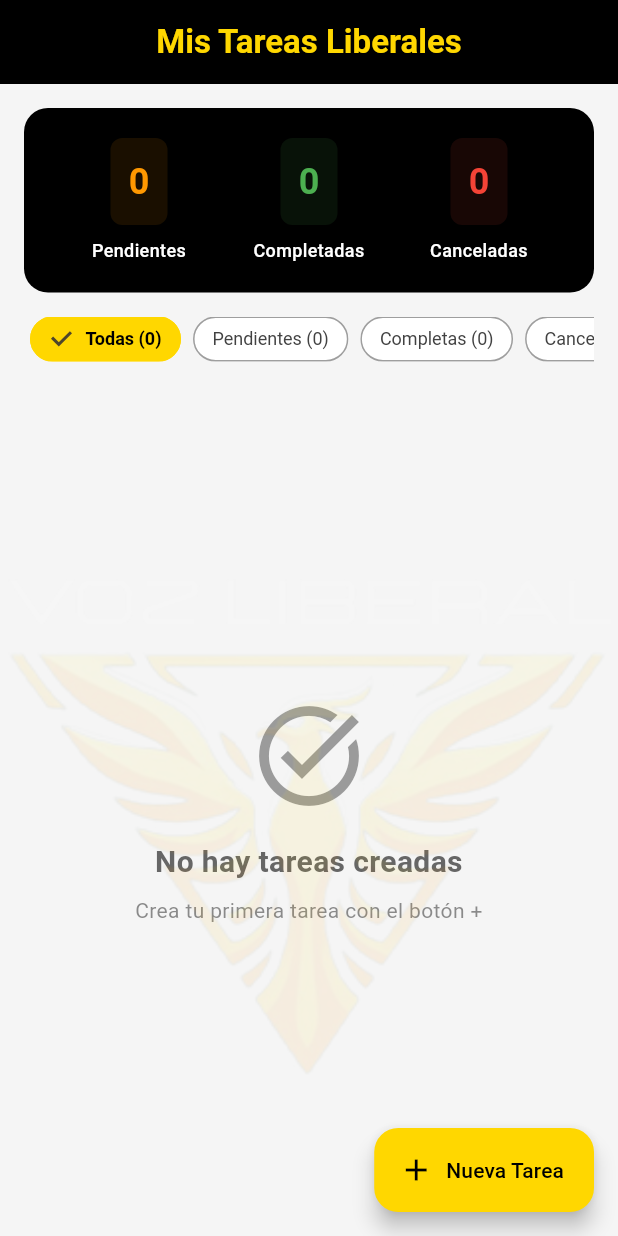
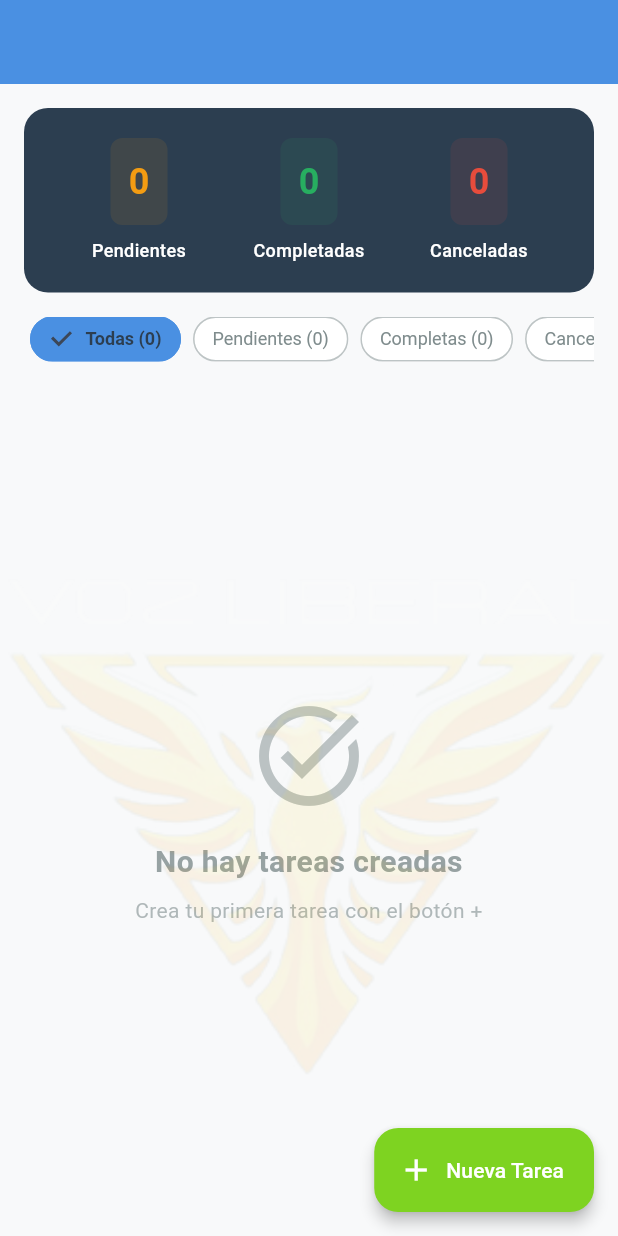
Before and after one commit to rolandocesar-prog-dev/to-do-app, a Flutter app: the screen it shows after launch, on a phone screen of 412 x 824 dp. Run offline on Flutter 3.47's test engine with Material 3 defaults, Android fonts, the phone set to English and light mode, and no system bars; our stand-ins replace shared_preferences.

Commit message:
feat: refactor color palette to modern and friendly design
- Replace yellow/gold color scheme with soft blue palette
- Update AppColors with new friendly color definitions:
  * Primary: Soft blue (#4A90E2) - Professional and trustworthy
  * Secondary: Light blue (#87CEEB) - Relaxing
  * Accent: Mint green (#7ED321) - Fresh and positive
  * Surface: Warm white (#FAFAFA) - Less harsh than pure white
  * Background: Very light gray (#F8F9FA) - Soft background
  * Text: Soft dark gray (#2C3E50) - More friendly than pure black

- Fix deprecated methods:
  * Replace withOpacity() with withAlpha() in watermark_widget.dart
  * Remove deprecated background property from ColorScheme.fromSeed
  * Update FloatingActionButtonThemeData with proper shape
  * Add scaffoldBackgroundColor for proper background handling

- Update all UI components to use new color palette:
  * home_screen.dart - Background and text colors
  * task_card.dart - Text and secondary colors
  * task_filter_chips.dart - Selection and border colors
  * add_task_screen.dart - Text and button colors

- Improve accessibility and visual comfort
- Follow Material 3 design guidelines
- Maintain consistent color scheme across the app

```diff
--- a/lib/screens/add_task_screen.dart
+++ b/lib/screens/add_task_screen.dart
@@ -66,7 +66,7 @@ class _AddTaskScreenState extends State<AddTaskScreen> {
                           style: TextStyle(
                             fontSize: 18,
                             fontWeight: FontWeight.bold,
-                            color: AppColors.dark,
+                            color: AppColors.textPrimary,
                           ),
                         ),
                         const SizedBox(height: 16),
@@ -122,7 +122,7 @@ class _AddTaskScreenState extends State<AddTaskScreen> {
                   onPressed: _saveTask,
                   style: ElevatedButton.styleFrom(
                     backgroundColor: AppColors.primary,
-                    foregroundColor: AppColors.dark,
+                    foregroundColor: AppColors.textPrimary,
                     padding: const EdgeInsets.symmetric(vertical: 16),
                     shape: RoundedRectangleBorder(
                       borderRadius: BorderRadius.circular(8),
--- a/lib/screens/home_screen.dart
+++ b/lib/screens/home_screen.dart
@@ -20,10 +20,10 @@ class HomeScreen extends StatelessWidget {
       alignment: Alignment.bottomCenter,
       rotated: false,
       child: Scaffold(
-        backgroundColor: AppColors.lightGrey,
+        backgroundColor: AppColors.background,
         appBar: AppBar(
           title: const Text(
-            'Mis Tareas Liberales',
+            'Mis Tareas',
             style: TextStyle(
               fontWeight: FontWeight.bold,
               color: AppColors.primary,
@@ -37,7 +37,7 @@ class HomeScreen extends StatelessWidget {
               margin: const EdgeInsets.all(16),
               padding: const EdgeInsets.all(20),
               decoration: BoxDecoration(
-                color: AppColors.dark,
+                color: AppColors.textPrimary,
                 borderRadius: BorderRadius.circular(16),
               ),
               child: Consumer<TaskProvider>(
@@ -154,7 +154,7 @@ class HomeScreen extends StatelessWidget {
             Icon(
               taskProvider.isShowingAll ? Icons.task_alt : Icons.filter_alt,
               size: 80,
-              color: AppColors.darkGrey.withValues(alpha: 0.5),
+              color: AppColors.textSecondary.withAlpha(128),
             ),
             const SizedBox(height: 16),
             Text(
@@ -162,7 +162,7 @@ class HomeScreen extends StatelessWidget {
               style: TextStyle(
                 fontSize: 20,
                 fontWeight: FontWeight.bold,
-                color: AppColors.darkGrey.withValues(alpha: 0.8),
+                color: AppColors.textSecondary.withAlpha(204),
               ),
               textAlign: TextAlign.center,
             ),
@@ -171,7 +171,7 @@ class HomeScreen extends StatelessWidget {
               emptySubtitle,
               style: TextStyle(
                 fontSize: 14,
-                color: AppColors.darkGrey.withValues(alpha: 0.6),
+                color: AppColors.textSecondary.withAlpha(153),
               ),
               textAlign: TextAlign.center,
             ),
@@ -204,7 +204,7 @@ class HomeScreen extends StatelessWidget {
           Text(
             label,
             style: const TextStyle(
-              color: AppColors.light,
+              color: AppColors.card,
               fontSize: 12,
               fontWeight: FontWeight.w500,
             ),
--- a/lib/theme/app_theme.dart
+++ b/lib/theme/app_theme.dart
@@ -1,17 +1,31 @@
 import 'package:flutter/material.dart';
 
 class AppColors {
-  static const Color primary = Color(0xFFFFD700); // Amarillo dorado
-  static const Color secondary = Color(0xFFFFF59D); // Amarillo claro
-  static const Color accent = Color(0xFFFFE082); // Amarillo suave
-  // static const Color dark = Color(0xFF212121);
-  static const Color dark = Color(0xFF000000); // Negro suave
-  static const Color darkGrey = Color(0xFF424242);
-  static const Color light = Color(0xFFFFFFFF); // Blanco
-  static const Color lightGrey = Color(0xFFF5F5F5);
-  static const Color success = Color(0xFF4CAF50);
-  static const Color error = Color(0xFFF44336);
-  static const Color warning = Color(0xFFFF9800);
+  // Colores principales - Paleta azul suave y amigable
+  static const Color primary = Color(0xFF4A90E2); // Azul suave y confiable
+  static const Color secondary = Color(0xFF87CEEB); // Azul claro y relajante
+  static const Color accent = Color(0xFF7ED321); // Verde menta fresco
+
+  // Colores de superficie
+  static const Color surface = Color(0xFFFAFAFA); // Blanco cálido
+  static const Color background = Color(0xFFF8F9FA); // Gris muy claro
+  static const Color card = Color(0xFFFFFFFF); // Blanco para tarjetas
+
+  // Colores de texto
+  static const Color textPrimary = Color(0xFF2C3E50); // Gris oscuro suave
+  static const Color textSecondary = Color(0xFF7F8C8D); // Gris medio
+  static const Color textLight = Color(0xFFBDC3C7); // Gris claro
+
+  // Colores de estado
+  static const Color success = Color(0xFF27AE60); // Verde suave
+  static const Color warning = Color(0xFFF39C12); // Naranja suave
+  static const Color error = Color(0xFFE74C3C); // Rojo suave
+  static const Color info = Color(0xFF3498DB); // Azul información
+
+  // Colores de interacción
+  static const Color hover = Color(0xFFE8F4FD); // Azul muy claro para hover
+  static const Color selected = Color(0xFFD6EAF8); // Azul claro para selección
+  static const Color border = Color(0xFFE1E8ED); // Borde suave
 }
 
 class AppTheme {
@@ -23,34 +37,109 @@ class AppTheme {
         brightness: Brightness.light,
         primary: AppColors.primary,
         secondary: AppColors.secondary,
-        surface: AppColors.light,
-        onSurface: AppColors.dark,
+        tertiary: AppColors.accent,
+        surface: AppColors.surface,
+        onSurface: AppColors.textPrimary,
+        error: AppColors.error,
+      ),
+      scaffoldBackgroundColor: AppColors.background,
+
+      // AppBar más suave y amigable
+      appBarTheme: const AppBarTheme(
+        backgroundColor: AppColors.primary,
+        foregroundColor: AppColors.card,
+        elevation: 0,
+        centerTitle: true,
+        surfaceTintColor: Colors.transparent,
       ),
 
-      appBarTheme: const AppBarTheme(
-        backgroundColor: AppColors.dark,
-        foregroundColor: AppColors.light,
-        elevation: 0,
-        centerTitle: true,
+      // FloatingActionButton más suave
+      floatingActionButtonTheme: FloatingActionButtonThemeData(
+        backgroundColor: AppColors.accent,
+        foregroundColor: AppColors.card,
+        elevation: 4,
+        shape: RoundedRectangleBorder(
+          borderRadius: BorderRadius.circular(16),
+        ),
       ),
 
-      floatingActionButtonTheme: const FloatingActionButtonThemeData(
-        backgroundColor: AppColors.primary,
-        foregroundColor: AppColors.dark,
+      // Tarjetas más suaves y amigables
+      cardTheme: CardThemeData(
+        color: AppColors.card,
+        elevation: 2,
+        shadowColor: AppColors.primary.withAlpha(20),
+        shape: RoundedRectangleBorder(
+          borderRadius: BorderRadius.circular(16),
+          side: const BorderSide(color: AppColors.border, width: 1),
+        ),
       ),
 
-      cardTheme: CardTheme(
-        color: AppColors.light,
-        elevation: 4,
-        shadowColor: AppColors.dark.withValues(alpha: 0.1),
-        shape: RoundedRectangleBorder(borderRadius: BorderRadius.circular(12)),
+      // Chips más amigables
+      chipTheme: ChipThemeData(
+        backgroundColor: AppColors.background,
+        selectedColor: AppColors.selected,
+        labelStyle: const TextStyle(
+          color: AppColors.textPrimary,
+          fontWeight: FontWeight.w500,
+        ),
+        shape: RoundedRectangleBorder(
+          borderRadius: BorderRadius.circular(24),
+          side: const BorderSide(color: AppColors.border),
+        ),
       ),
 
-      chipTheme: ChipThemeData(
-        backgroundColor: AppColors.lightGrey,
-        selectedColor: AppColors.primary,
-        labelStyle: const TextStyle(color: AppColors.dark),
-        shape: RoundedRectangleBorder(borderRadius: BorderRadius.circular(20)),
+      // Botones más suaves
+      elevatedButtonTheme: ElevatedButtonThemeData(
+        style: ElevatedButton.styleFrom(
+          backgroundColor: AppColors.primary,
+          foregroundColor: AppColors.card,
+          elevation: 2,
+          shape: RoundedRectangleBorder(
+            borderRadius: BorderRadius.circular(12),
+          ),
+          padding: const EdgeInsets.symmetric(horizontal: 24, vertical: 12),
+        ),
+      ),
+
+      // Input fields más amigables
+      inputDecorationTheme: InputDecorationTheme(
+        filled: true,
+        fillColor: AppColors.background,
+        border: OutlineInputBorder(
+          borderRadius: BorderRadius.circular(12),
+          borderSide: const BorderSide(color: AppColors.border),
+        ),
+        enabledBorder: OutlineInputBorder(
+          borderRadius: BorderRadius.circular(12),
+          borderSide: const BorderSide(color: AppColors.border),
+        ),
+        focusedBorder: OutlineInputBorder(
+          borderRadius: BorderRadius.circular(12),
+          borderSide: const BorderSide(color: AppColors.primary, width: 2),
+        ),
+        contentPadding: const EdgeInsets.symmetric(horizontal: 16, vertical: 12),
+      ),
+
+      // Textos más legibles
+      textTheme: const TextTheme(
+        headlineLarge: TextStyle(
+          color: AppColors.textPrimary,
+          fontWeight: FontWeight.bold,
+        ),
+        headlineMedium: TextStyle(
+          color: AppColors.textPrimary,
+          fontWeight: FontWeight.w600,
+        ),
+        bodyLarge: TextStyle(
+          color: AppColors.textPrimary,
+          fontWeight: FontWeight.w500,
+        ),
+        bodyMedium: TextStyle(
+          color: AppColors.textSecondary,
+        ),
+        bodySmall: TextStyle(
+          color: AppColors.textLight,
+        ),
       ),
     );
   }
--- a/lib/widgets/task_card.dart
+++ b/lib/widgets/task_card.dart
@@ -28,7 +28,7 @@ class TaskCard extends StatelessWidget {
                       style: TextStyle(
                         fontSize: 16,
                         fontWeight: FontWeight.bold,
-                        color: AppColors.dark,
+                        color: AppColors.textPrimary,
                         decoration:
                             task.status == TaskStatus.completed
                                 ? TextDecoration.lineThrough
@@ -45,7 +45,7 @@ class TaskCard extends StatelessWidget {
                 Text(
                   task.description,
                   style: TextStyle(
-                    color: AppColors.darkGrey,
+                    color: AppColors.textSecondary,
                     decoration:
                         task.status == TaskStatus.completed
                             ? TextDecoration.lineThrough
@@ -64,7 +64,7 @@ class TaskCard extends StatelessWidget {
                         Icon(
                           Icons.access_time,
                           size: 16,
-                          color: AppColors.darkGrey,
+                          color: AppColors.textSecondary,
                         ),
                         const SizedBox(width: 4),
                         Flexible(
@@ -74,7 +74,7 @@ class TaskCard extends StatelessWidget {
                             ).format(task.createdAt),
                             style: TextStyle(
                               fontSize: 12,
-                              color: AppColors.darkGrey,
+                              color: AppColors.textSecondary,
                             ),
                           ),
                         ),
--- a/lib/widgets/task_filter_chips.dart
+++ b/lib/widgets/task_filter_chips.dart
@@ -85,7 +85,7 @@ class TaskFilterChips extends StatelessWidget {
       label: Text(
         displayText,
         style: TextStyle(
-          color: isSelected ? AppColors.dark : AppColors.darkGrey,
+          color: isSelected ? AppColors.textPrimary : AppColors.textSecondary,
           fontWeight: isSelected ? FontWeight.bold : FontWeight.normal,
           fontSize: 12, // Reducir tamaño de fuente
         ),
@@ -93,12 +93,12 @@ class TaskFilterChips extends StatelessWidget {
       selected: isSelected,
       onSelected: (_) => onTap(),
       selectedColor: AppColors.primary,
-      backgroundColor: AppColors.light,
+      backgroundColor: AppColors.card,
       side: BorderSide(
         color:
             isSelected
                 ? AppColors.primary
-                : AppColors.darkGrey.withValues(alpha: 0.3),
+                : AppColors.textSecondary.withAlpha(77),
         width: 1,
       ),
       padding: const EdgeInsets.symmetric(horizontal: 8, vertical: 4),
--- a/lib/widgets/watermark_widget.dart
+++ b/lib/widgets/watermark_widget.dart
@@ -47,7 +47,7 @@ class WatermarkWidget extends StatelessWidget {
                         decoration: BoxDecoration(
                           shape: BoxShape.circle,
                           border: Border.all(
-                            color: Colors.amber.withOpacity(opacity * 2),
+                            color: Colors.amber.withAlpha((opacity * 2 * 255).round()),
                             width: 3,
                           ),
                         ),
@@ -57,7 +57,7 @@ class WatermarkWidget extends StatelessWidget {
                             Icon(
                               Icons.campaign, // Megáfono para "Voz Liberal"
                               size: size * 0.3,
-                              color: Colors.amber.withOpacity(opacity * 2),
+                              color: Colors.amber.withAlpha((opacity * 2 * 255).round()),
                             ),
                             SizedBox(height: size * 0.05),
                             Text(
@@ -66,7 +66,7 @@ class WatermarkWidget extends StatelessWidget {
                               style: TextStyle(
                                 fontSize: size * 0.08,
                                 fontWeight: FontWeight.bold,
-                                color: Colors.amber.withOpacity(opacity * 2),
+                                color: Colors.amber.withAlpha((opacity * 2 * 255).round()),
                               ),
                             ),
                           ],
```
Also changed, not shown: 1 other file.
